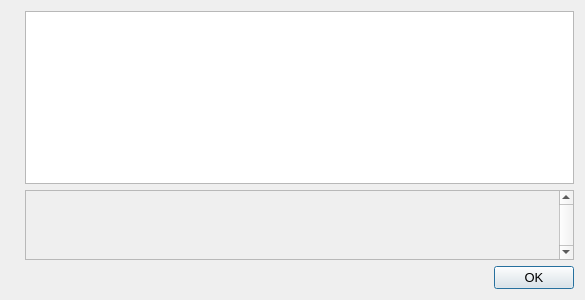
Above: src/qt/forms/helpmessagedialog.ui from BareCrypto/bare-core before the change. Below: the same form after it.
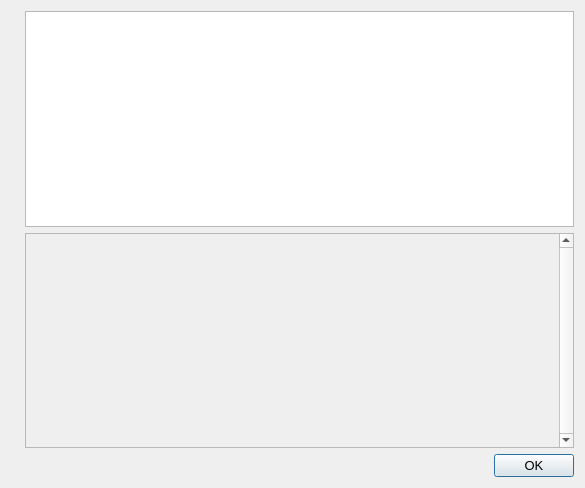
That is the form after the change. Icons and pictures are not drawn.

```diff
--- a/src/qt/forms/helpmessagedialog.ui
+++ b/src/qt/forms/helpmessagedialog.ui
@@ -7,7 +7,7 @@
     <x>0</x>
     <y>0</y>
     <width>585</width>
-    <height>300</height>
+    <height>488</height>
    </rect>
   </property>
   <property name="font">
@@ -54,8 +54,8 @@
          <rect>
           <x>0</x>
           <y>0</y>
-          <width>447</width>
-          <height>68</height>
+          <width>479</width>
+          <height>213</height>
          </rect>
         </property>
         <layout class="QVBoxLayout" name="verticalLayout_2">
```
